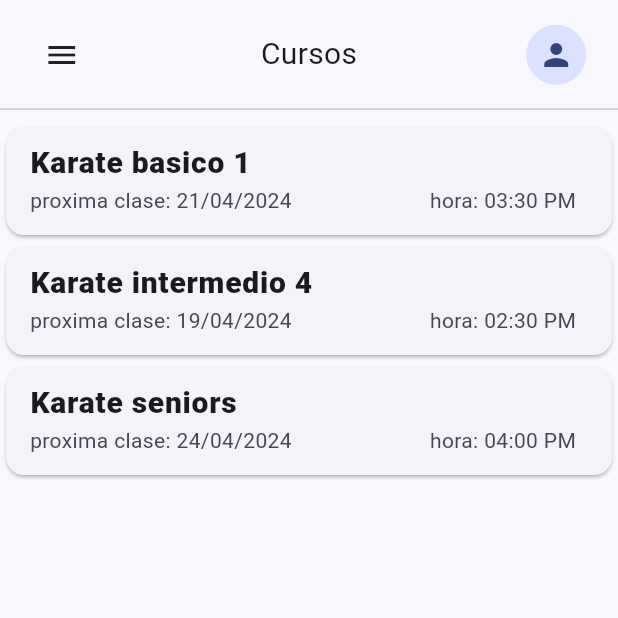
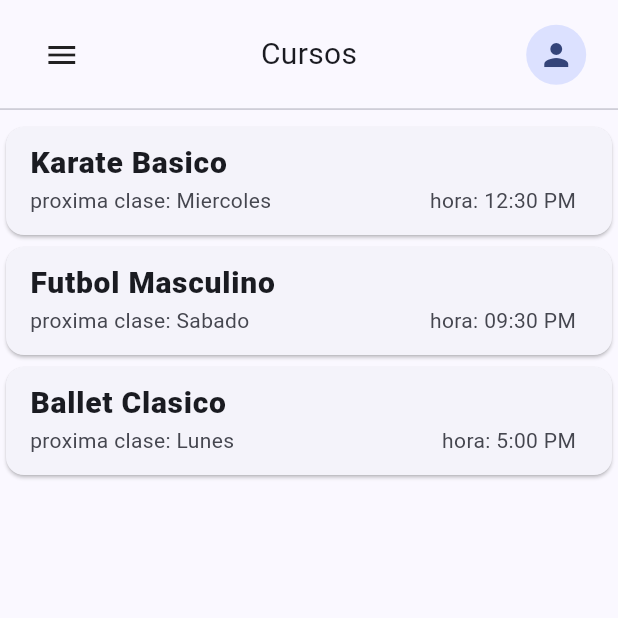
Before and after one commit to davidcarguz/class_attendance, a Flutter app: the CoursesScreen screen opened by its route, on a phone screen of 412 x 824 dp, the top half of it. Run offline on Flutter 3.47's test engine with Material 3 defaults, Android fonts, the light colour scheme and no system bars; missing offline and left inert: whiteboard.

Commit message:
working model of data (#3)

```diff
--- a/lib/main.dart
+++ b/lib/main.dart
@@ -22,8 +22,6 @@ class MyApp extends StatelessWidget {
       home: const MyHomePage(),
       routes: {
         CoursesScreen.route: (context) => const CoursesScreen(),
-        CourseAssistanceScreen.route: (context) =>
-            const CourseAssistanceScreen(),
       },
     );
   }
--- /dev/null
+++ b/lib/models/course.dart
@@ -0,0 +1,14 @@
+import 'package:flutter/material.dart';
+
+import 'student.dart';
+
+class Course extends ChangeNotifier{
+
+  final String courseName;
+  final String courseDay;
+  final String courseTime;
+  final List<Student> students;
+
+  Course({required this.courseName, required this.courseDay, required this.courseTime, required this.students});
+
+}
--- /dev/null
+++ b/lib/models/teacher_courses.dart
@@ -0,0 +1,56 @@
+import 'dart:collection';
+import 'package:flutter/widgets.dart';
+
+import 'course.dart';
+import 'student.dart';
+
+class TeacherCourses extends ChangeNotifier{
+  final List<Course> _courses = [
+    Course(
+        courseDay: 'Miercoles',
+        courseTime: '12:30 PM',
+        courseName: 'Karate Basico',
+        students: [
+          Student(name: 'Carlos Vergara'),
+          Student(name: 'Alejandra Espitia'),
+          Student(name: 'Marcelo Umaña')
+        ]),
+    Course(
+        courseDay: 'Sabado',
+        courseTime: '09:30 PM',
+        courseName: 'Futbol Masculino',
+        students: [
+          Student(name: 'Camila Pelaez'),
+          Student(name: 'Pedro Contreras'),
+          Student(name: 'Juan Sebastian Guzman'),
+          Student(name: 'Fernando Hortua'),
+          Student(name: 'Cristian Castro'),
+          Student(name: 'Roberto Lizarazo'),
+          Student(name: 'Juan David Perez'),
+          Student(name: 'Harold Garcia'),
+        ]),
+    Course(
+        courseDay: 'Lunes',
+        courseTime: '5:00 PM',
+        courseName: 'Ballet Clasico',
+        students: [
+          Student(name: 'Andres Alvarez'),
+          Student(name: 'Paula Giraldo'),
+          Student(name: 'Karla Lopera'),
+          Student(name: 'Adriana Dominguez'),
+          Student(name: 'Lina Bustamante'),
+          Student(name: 'Miranda Lopez'),
+          Student(name: 'Jennifer Lopez'),
+        ]),
+  ];
+
+  UnmodifiableListView<Course> get courses {
+    return UnmodifiableListView(_courses);
+  }
+
+  void setStudentAssistance (Student student) {
+    student.changePresenceStatus();
+    notifyListeners();
+  }
+
+}
--- a/lib/screens/courses_screen.dart
+++ b/lib/screens/courses_screen.dart
@@ -1,7 +1,9 @@
 import 'package:flutter/material.dart';
+import 'package:provider/provider.dart';
 import '../widgets/user_header.dart';
 import '../utils/size_config.dart';
 import '../widgets/course_list_item.dart';
+import '../models/teacher_courses.dart';
 
 class CoursesScreen extends StatelessWidget {
   static const route = 'courses';
@@ -11,7 +13,9 @@ class CoursesScreen extends StatelessWidget {
   @override
   Widget build(BuildContext context) {
     SizeConfig().init(context);
-    return Scaffold(
+    return ChangeNotifierProvider<TeacherCourses>(
+      create: (BuildContext context) => TeacherCourses(),
+      child: Scaffold(
         body: SafeArea(
           child: Column(
             children: [
@@ -20,29 +24,28 @@ class CoursesScreen extends StatelessWidget {
               ),
               Container(
                 height: SizeConfig.safeBlockVertical * 90,
-              child: ListView(
-                children: const [
-                  CourseListItem(
-                    className: 'Karate basico 1',
-                    nextClassDate: '21/04/2024',
-                    classTime: '03:30 PM',
-                  ),
-                  CourseListItem(
-                    className: 'Karate intermedio 4',
-                    nextClassDate: '19/04/2024',
-                    classTime: '02:30 PM',
-                  ),
-                  CourseListItem(
-                    className: 'Karate seniors',
-                    nextClassDate: '24/04/2024',
-                    classTime: '04:00 PM',
-                  ),
-                ],
+                child: Consumer<TeacherCourses>(
+                  builder:
+                      (BuildContext context, teacherCourses, Widget? child) {
+                    return ListView.builder(
+                      itemBuilder: (BuildContext context, int index) {
+                        final courses = teacherCourses.courses;
+                        return CourseListItem(
+                          nextClassDate: courses[index].courseDay,
+                          className: courses[index].courseName,
+                          classTime: courses[index].courseTime,
+                          courseIndex: index,
+                        );
+                      },
+                      itemCount: teacherCourses.courses.length,
+                    );
+                  },
                 ),
               )
             ],
           ),
         ),
+      ),
     );
   }
 }
--- a/lib/widgets/course_list_item.dart
+++ b/lib/widgets/course_list_item.dart
@@ -5,25 +5,29 @@ class CourseListItem extends StatelessWidget {
   final String className;
   final String nextClassDate;
   final String classTime;
+  final int courseIndex;
 
   const CourseListItem({
     super.key,
     required this.className,
     required this.nextClassDate,
     required this.classTime,
+    required this.courseIndex,
   });
 
   @override
   Widget build(BuildContext context) {
     return GestureDetector(
       onTap: () {
-        Navigator.pushNamed(context, CourseAssistanceScreen.route);
+        Navigator.push(context, MaterialPageRoute(builder: (context) =>
+            CourseAssistanceScreen(courseIndex: courseIndex)));
       },
       child: Card(
         child: ListTile(
             title: Text(
               className,
-              style: const TextStyle(fontSize: 20.0, fontWeight: FontWeight.w800),
+              style: const TextStyle(
+                  fontSize: 20.0, fontWeight: FontWeight.w800),
             ),
             subtitle: Row(
               mainAxisAlignment: MainAxisAlignment.spaceBetween,
```
Also changed, not shown: lib/models/course_students.dart (deleted, +0 -23 lines), lib/screens/course_assistance_screen.dart (+15 -14 lines), pubspec.lock. Lines whose indentation alone changed are shown as unchanged.
